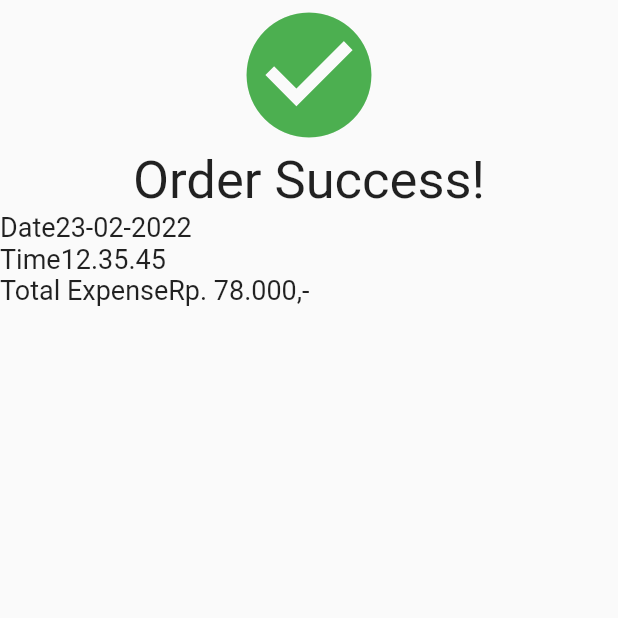
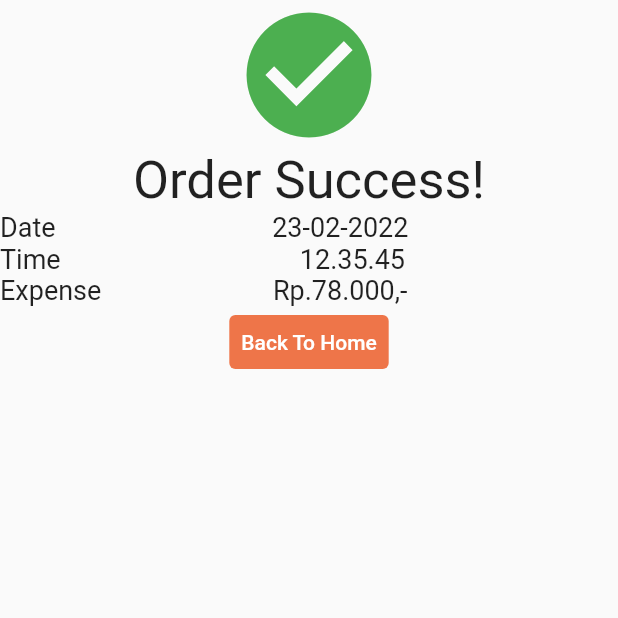
Before and after one commit to NafisHandoko/dahar-flutter, a Flutter app: the screen it shows after launch, on a phone screen of 412 x 824 dp, the top half of it. Run offline on Flutter 3.47's test engine with Material 2 defaults, Android fonts, the phone set to English and light mode, and no system bars.

Commit message:
tambah button

```diff
--- a/lib/screens/transaction_done.dart
+++ b/lib/screens/transaction_done.dart
@@ -30,48 +30,35 @@ class _TransactionDoneState extends State<TransactionDone> {
               Row(
                 children: [
                   Text(
-                    'Date',
-                    style: TextStyle(
-                      fontSize: 18,
-                    ),
+                    'Date 23-02-2022',
+                    style: TextStyle(fontSize: 18, wordSpacing: 140),
                   ),
-                  Text(
-                    '23-02-2022',
-                    style: TextStyle(
-                      fontSize: 18,
-                    ),
-                  )
                 ],
               ),
               Row(
                 children: [
                   Text(
-                    'Time',
-                    style: TextStyle(
-                      fontSize: 18,
-                    ),
+                    'Time 12.35.45',
+                    style: TextStyle(fontSize: 18, wordSpacing: 155),
                   ),
-                  Text(
-                    '12.35.45',
-                    style: TextStyle(
-                      fontSize: 18,
-                    ),
-                  )
                 ],
               ),
               Row(
                 children: [
                   Text(
-                    'Total Expense',
-                    style: TextStyle(
-                      fontSize: 18,
-                    ),
+                    'Expense Rp.78.000,-',
+                    style: TextStyle(fontSize: 18, wordSpacing: 110),
                   ),
-                  Text(
-                    'Rp. 78.000,-',
-                    style: TextStyle(fontSize: 18),
-                  )
                 ],
+              ),
+              TextButton(
+                style: TextButton.styleFrom(
+                    backgroundColor: Color.fromRGBO(238, 117, 73, 1)),
+                onPressed: () {},
+                child: Text(
+                  'Back To Home',
+                  style: TextStyle(color: Colors.white),
+                ),
               ),
             ],
           ),
```
